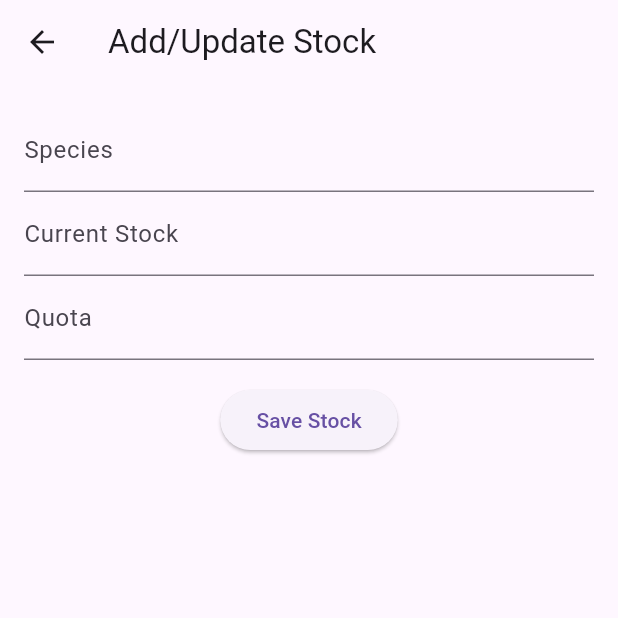
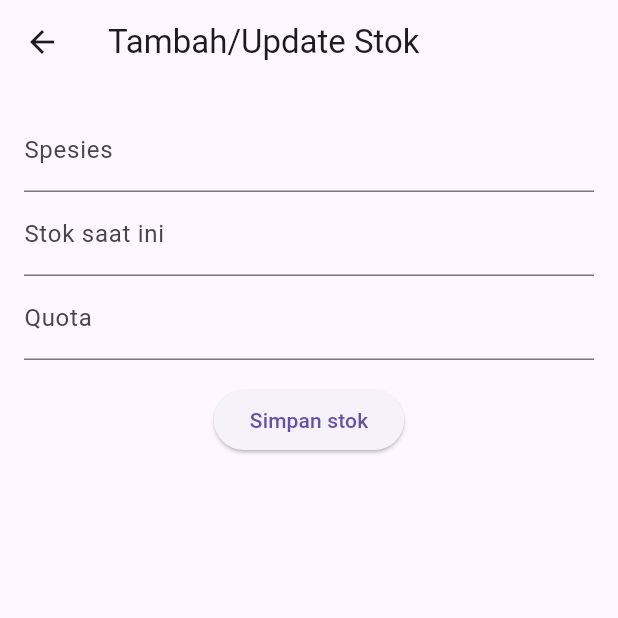
Before and after one commit to Yermia07/bapancing, a Flutter app: the AddFishStockPage screen opened by its route, on a phone screen of 412 x 824 dp, the top half of it. Run offline on Flutter 3.47's test engine with Material 3 defaults, Android fonts, the light colour scheme and no system bars; our stand-ins replace flutter_map, font_awesome_flutter, latlong2; Roboto replaces fonts that are missing (Poppins).

Commit message:
Perubahan UI

```diff
--- a/lib/add_fish_stock_page.dart
+++ b/lib/add_fish_stock_page.dart
@@ -9,7 +9,7 @@ class AddFishStockPage extends StatelessWidget {
   Widget build(BuildContext context) {
     return Scaffold(
       appBar: AppBar(
-        title: Text('Add/Update Stock'),
+        title: Text('Tambah/Update Stok'),
       ),
       body: Padding(
         padding: EdgeInsets.all(16.0),
@@ -17,11 +17,11 @@ class AddFishStockPage extends StatelessWidget {
           children: [
             TextField(
               controller: speciesController,
-              decoration: InputDecoration(labelText: 'Species'),
+              decoration: InputDecoration(labelText: 'Spesies'),
             ),
             TextField(
               controller: currentStockController,
-              decoration: InputDecoration(labelText: 'Current Stock'),
+              decoration: InputDecoration(labelText: 'Stok saat ini'),
               keyboardType: TextInputType.number,
             ),
             TextField(
@@ -35,7 +35,7 @@ class AddFishStockPage extends StatelessWidget {
                 // Implementasikan logika untuk menyimpan data baru
                 Navigator.pop(context);
               },
-              child: Text('Save Stock'),
+              child: Text('Simpan stok'),
             ),
           ],
         ),
--- a/lib/fish_stock_management_page.dart
+++ b/lib/fish_stock_management_page.dart
@@ -25,7 +25,7 @@ class FishStockManagementPage extends StatelessWidget {
                 return ListTile(
                   title: Text(stock.species),
                   subtitle: Text(
-                      'Current Stock: ${stock.currentStock}, Quota: ${stock.quota}'),
+                      'Stok saat ini: ${stock.currentStock}, Quota: ${stock.quota}'),
                   trailing: Icon(
                     stock.isStockSufficient()
                         ? Icons.check_circle
@@ -44,7 +44,7 @@ class FishStockManagementPage extends StatelessWidget {
                 MaterialPageRoute(builder: (context) => AddFishStockPage()),
               );
             },
-            child: Text('Add/Update Stock'),
+            child: Text('Tambah/update stok'),
           ),
         ],
       ),
--- a/lib/fishing_log_page.dart
+++ b/lib/fishing_log_page.dart
@@ -48,7 +48,7 @@ class FishingLogPage extends StatelessWidget {
                     builder: (context) => AddFishingLogEntryPage()),
               );
             },
-            child: Text('Add New Entry'),
+            child: Text('Tambah data pancing'),
           ),
         ],
       ),
--- a/lib/market_prices_page.dart
+++ b/lib/market_prices_page.dart
@@ -12,7 +12,7 @@ class MarketPricesPage extends StatelessWidget {
   Widget build(BuildContext context) {
     return Scaffold(
       appBar: AppBar(
-        title: Text('Market Prices'),
+        title: Text('Harga Pasar'),
       ),
       body: Column(
         children: [
@@ -23,7 +23,7 @@ class MarketPricesPage extends StatelessWidget {
                 final price = marketPrices[index];
                 return ListTile(
                   title: Text(price.species),
-                  subtitle: Text('Price: ${price.price} IDR'),
+                  subtitle: Text('Harga: ${price.price} IDR'),
                 );
               },
             ),
--- a/lib/widget/catches_summary_widget.dart
+++ b/lib/widget/catches_summary_widget.dart
@@ -15,7 +15,7 @@ class CatchesSummaryWidget extends StatelessWidget {
           crossAxisAlignment: CrossAxisAlignment.start,
           children: [
             Text(
-              'Daily Catches Summary',
+              'Tangkapan Harian',
               style: TextStyle(fontSize: 18.0, fontWeight: FontWeight.bold),
             ),
             SizedBox(height: 8.0),
@@ -23,14 +23,14 @@ class CatchesSummaryWidget extends StatelessWidget {
               children: [
                 Icon(Icons.pets, color: Colors.green),
                 SizedBox(width: 8.0),
-                Text('Total Catches: $totalCatches'),
+                Text('Total tangkapan: $totalCatches'),
               ],
             ),
             Row(
               children: [
                 Icon(Icons.scale, color: Colors.orange),
                 SizedBox(width: 8.0),
-                Text('Total Weight: $totalWeight kg'),
+                Text('Total berat: $totalWeight kg'),
               ],
             ),
           ],
--- a/lib/widget/weather_widget.dart
+++ b/lib/widget/weather_widget.dart
@@ -16,7 +16,7 @@ class WeatherWidget extends StatelessWidget {
           crossAxisAlignment: CrossAxisAlignment.start,
           children: [
             Text(
-              'Current Weather',
+              'Cuaca',
               style: TextStyle(fontSize: 18.0, fontWeight: FontWeight.bold),
             ),
             SizedBox(height: 8.0),
```
Also changed, not shown: lib/jenis_ikan_page.dart (+6 -6 lines), lib/maps_navigation_page.dart (+28 -21 lines), lib/maps_page.dart (+32 -22 lines).
